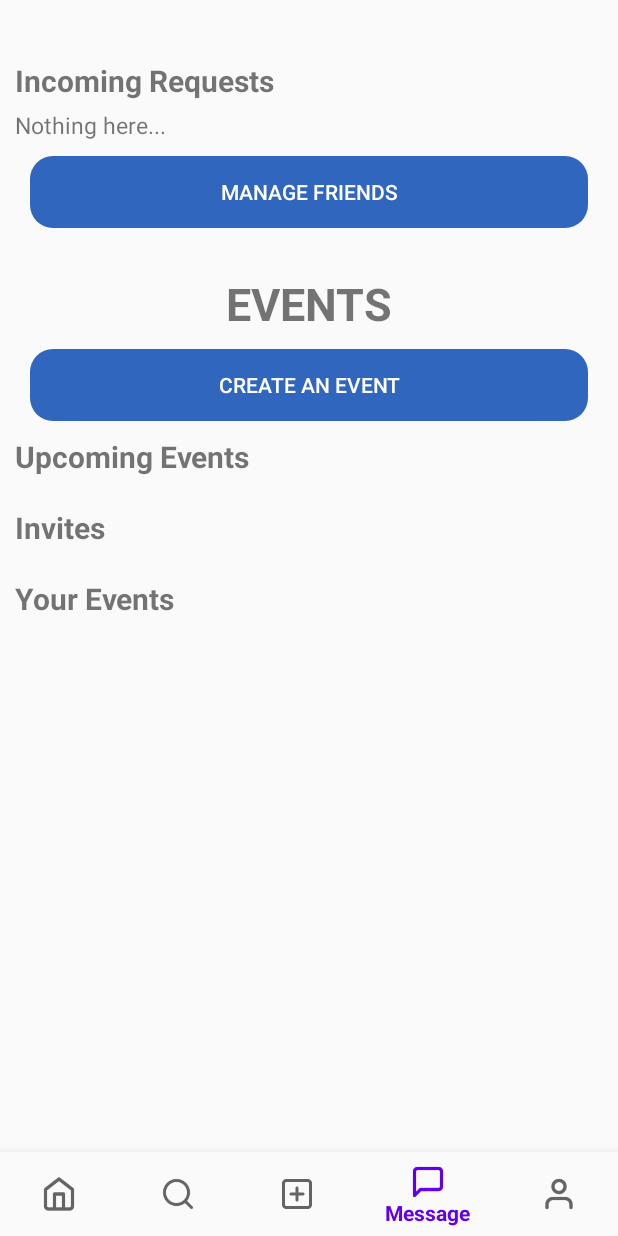
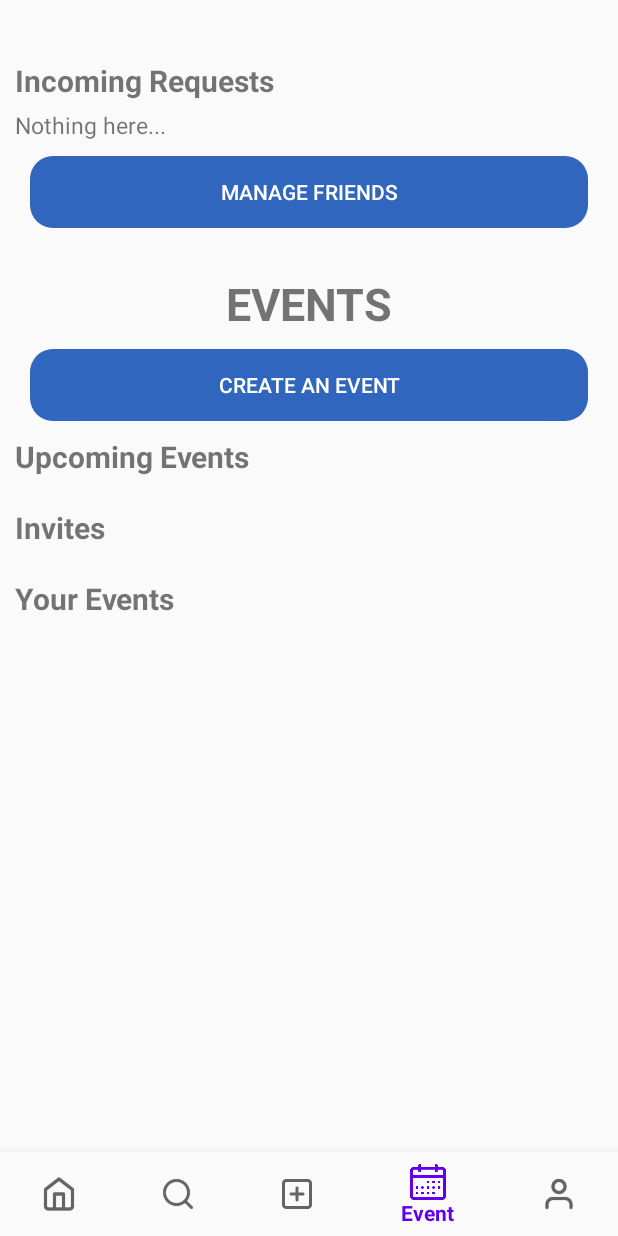
Before and after one commit to pant3ha/ResCovery, an Android app: the MainActivity screen opened directly, with no data from a screen before it, item 4 of the bottom bar chosen, on a phone screen of 412 x 824 dp. Run offline under Robolectric (Android 15) with nearby library versions, the light colour scheme and no system bars; our stand-ins replace Firebase (no records; nobody signed in at launch, a user with empty details on screens opened directly), Room's generated code, navigation-ui; libraries missing offline, so code that uses them is left out: androidx.privacysandbox.ads; pictures from the network do not load.

Commit message:
change event icon

```diff
--- a/ResCovery/app/src/main/res/menu/bottom_nav_menu.xml
+++ b/ResCovery/app/src/main/res/menu/bottom_nav_menu.xml
@@ -20,8 +20,8 @@
 
     <item
         android:id="@+id/navigation_message"
-        android:icon="@drawable/message"
-        android:title="@string/title_message" />
+        android:icon="@drawable/calendar"
+        android:title="Event" />
 
     <item
         android:id="@+id/navigation_profile"
```
Also changed, not shown: ResCovery/app/src/main/res/drawable/calendar.png (added).
